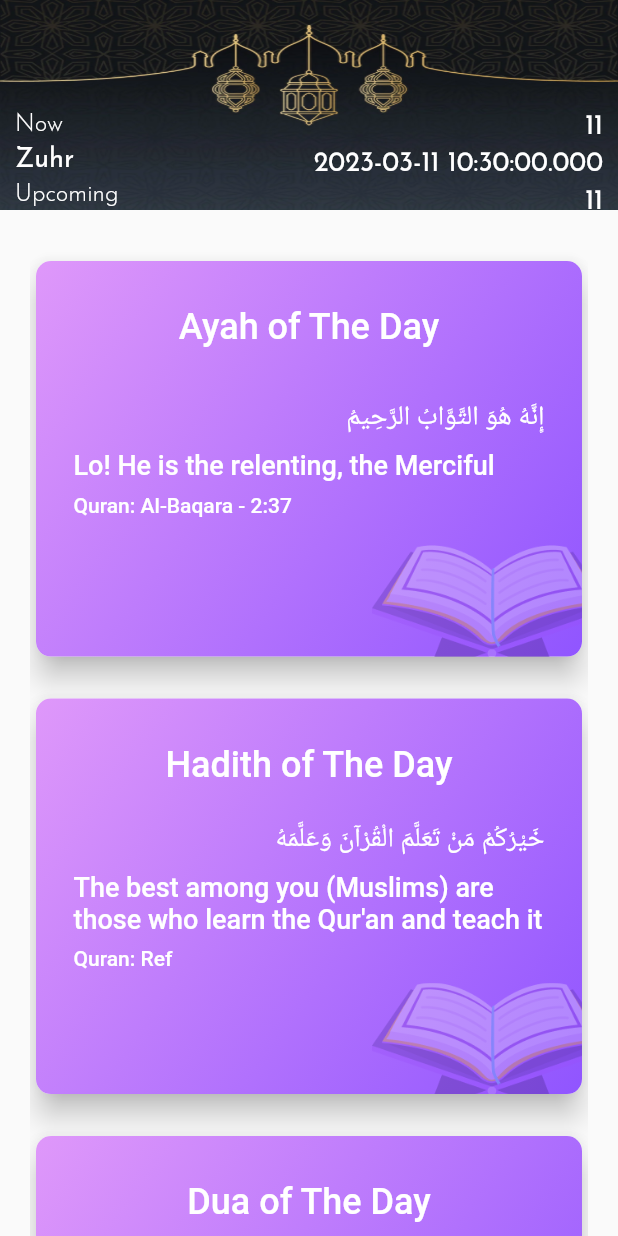
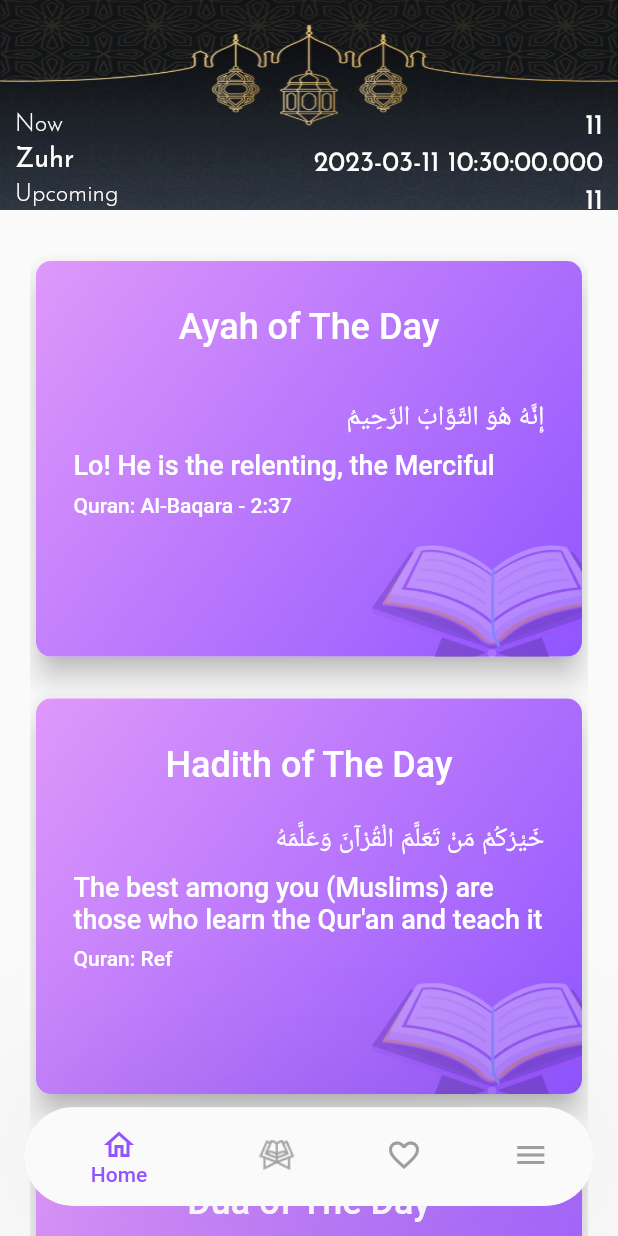
Before and after one commit to AbdullahAhmedSoomro/quran_connect, a Flutter app: the screen it shows after launch, on a phone screen of 412 x 824 dp. Run offline on Flutter 3.47's test engine with Material 2 defaults, Android fonts, the phone set to English and light mode, and no system bars.

Commit message:
Main Screen (Issue #21)
- Completed.

```diff
--- a/lib/presentation/screens/home_screen.dart
+++ b/lib/presentation/screens/home_screen.dart
@@ -7,6 +7,7 @@ class HomeScreen extends StatelessWidget {
 
   @override
   Widget build(BuildContext context) {
+    final double screenHeight = MediaQuery.of(context).size.height;
     return Scaffold(
       appBar: PrimaryAppBar(
           imagePath: 'assets/images/home_background.png',
@@ -18,33 +19,34 @@ class HomeScreen extends StatelessWidget {
       body: Padding(
         padding: const EdgeInsets.symmetric(horizontal: 20.0),
         child: SingleChildScrollView(
+          physics: const BouncingScrollPhysics(),
           child: Column(
-            children: const [
-              SizedBox(
-                height: 30,
-              ),
-              PrimaryCard(
+            children: [
+              const SizedBox(height: 30),
+              const PrimaryCard(
                   title: "Ayah",
                   arabic: 'إِنَّهُ هُوَ التَّوَّابُ الرَّحِيمُ',
                   english: 'Lo! He is the relenting, the Merciful',
                   reference: 'Al-Baqara - 2:37',
                   imagePath: 'assets/images/quran.png'),
-              SizedBox(height: 20),
-              PrimaryCard(
+              const SizedBox(height: 20),
+              const PrimaryCard(
                   title: "Hadith",
                   arabic: 'خَيْرُكُمْ مَنْ تَعَلَّمَ الْقُرْآنَ وَعَلَّمَهُ',
                   english:
                       "The best among you (Muslims) are those who learn the Qur'an and teach it",
                   reference: 'Ref',
                   imagePath: 'assets/images/quran.png'),
-              SizedBox(height: 20),
-              PrimaryCard(
+              const SizedBox(height: 20),
+              const PrimaryCard(
                   title: "Dua",
-                  arabic: 'رَبَّنَآ اِنَّنَآ اٰمَنَّا فَاغْفِرْ لَنَا ذُنُوْبَنَا وَقِنَا عَذَابَ النَّارِ',
+                  arabic:
+                      'رَبَّنَآ اِنَّنَآ اٰمَنَّا فَاغْفِرْ لَنَا ذُنُوْبَنَا وَقِنَا عَذَابَ النَّارِ',
                   english:
                       "Our Lord! We have indeed believed, so forgive us our sins and save us from the punishment of the Fire.",
                   reference: 'Surah Al-Imran - 3:16',
                   imagePath: 'assets/images/quran.png'),
+              SizedBox(height: screenHeight * 0.129),
             ],
           ),
         ),
--- /dev/null
+++ b/lib/presentation/screens/main_screen.dart
@@ -0,0 +1,76 @@
+import 'package:flutter/material.dart';
+import 'package:quran_connect/presentation/screens/emotion_screen.dart';
+import 'package:quran_connect/presentation/screens/home_screen.dart';
+import 'package:quran_connect/presentation/screens/more_screen.dart';
+import 'package:quran_connect/presentation/screens/quran_screen.dart';
+import 'package:quran_connect/presentation/shared/bottom_nav_bar.dart';
+
+class MainScreen extends StatefulWidget {
+  const MainScreen({Key? key}) : super(key: key);
+
+  @override
+  State<MainScreen> createState() => _MainScreenState();
+}
+
+class _MainScreenState extends State<MainScreen> {
+  late int _selectedPage;
+  late final PageController pageController;
+
+  @override
+  void initState() {
+    super.initState();
+    _selectedPage = 0;
+    pageController = PageController(initialPage: _selectedPage);
+  }
+
+  void onPageChanged(int page) {
+    setState(() {
+      _selectedPage = page;
+    });
+  }
+
+  void onNavBarItemTapped(int page) {
+    pageController.jumpToPage(page);
+  }
+
+  List<Widget> pages = [
+    const HomeScreen(),
+    const QuranScreen(),
+    const EmotionScreen(),
+    const MoreScreen(),
+  ];
+
+  @override
+  Widget build(BuildContext context) {
+    return Scaffold(
+      extendBody: true,
+      body: PageView(
+        controller: pageController,
+        onPageChanged: onPageChanged,
+        children: pages,
+      ),
+      bottomNavigationBar: BottomNavBar(
+        currentIndex: _selectedPage,
+        items: const <BottomNavigationBarItem>[
+          BottomNavigationBarItem(
+            icon: Icon(Icons.home_outlined),
+            label: 'Home',
+          ),
+          BottomNavigationBarItem(
+            icon: ImageIcon(AssetImage('assets/images/quran_icon.png')),
+            label: 'Quran',
+          ),
+          BottomNavigationBarItem(
+            icon: Icon(Icons.favorite_border_outlined),
+            label: 'Emotions',
+          ),
+          BottomNavigationBarItem(
+            icon: Icon(Icons.menu_outlined),
+            label: 'More',
+          ),
+        ],
+        onTap: onNavBarItemTapped,
+      ),
+    );
+  }
+}
--- a/lib/presentation/shared/bottom_nav_bar.dart
+++ b/lib/presentation/shared/bottom_nav_bar.dart
@@ -4,22 +4,12 @@ class BottomNavBar extends StatelessWidget {
   final int currentIndex;
   final List<BottomNavigationBarItem> items;
   final ValueChanged<int> onTap;
-  final Color? selectedItemColor;
-  final Color? unselectedItemColor;
-  final TextStyle? selectedLabelStyle;
-  final TextStyle? unselectedLabelStyle;
-  final Color? backgroundColor;
 
   const BottomNavBar({
     Key? key,
     required this.currentIndex,
     required this.items,
     required this.onTap,
-    this.selectedItemColor,
-    this.unselectedItemColor,
-    this.selectedLabelStyle,
-    this.unselectedLabelStyle,
-    this.backgroundColor,
   }) : super(key: key);
 
   @override
@@ -48,11 +38,11 @@ class BottomNavBar extends StatelessWidget {
               highlightColor: Colors.transparent,
             ),
             child: BottomNavigationBar(
+              selectedItemColor: const Color(0xff9055FF),
+              unselectedItemColor: Colors.grey,
+              selectedLabelStyle: Theme.of(context).textTheme.bodyLarge,
+              unselectedLabelStyle: Theme.of(context).textTheme.bodyLarge,
               backgroundColor: Colors.white,
-              selectedItemColor: Colors.blue,
-              unselectedItemColor: Colors.blue.withOpacity(0.4),
-              // selectedLabelStyle:
-              // unselectedLabelStyle:
               currentIndex: currentIndex,
               onTap: onTap,
               items: items,
```
Also changed, not shown: lib/presentation/screens/emotion_screen.dart (+30 -13 lines), lib/presentation/screens/splash_screen.dart (+5 -8 lines), assets/images/quran_icon.png (added).
